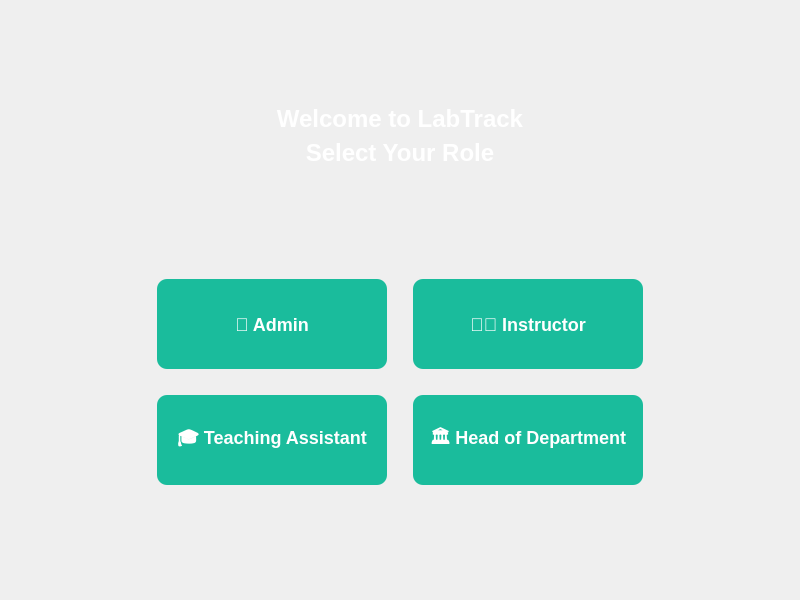
maziahhasan/LabTrack, file startpage.ui: the form before one commit.
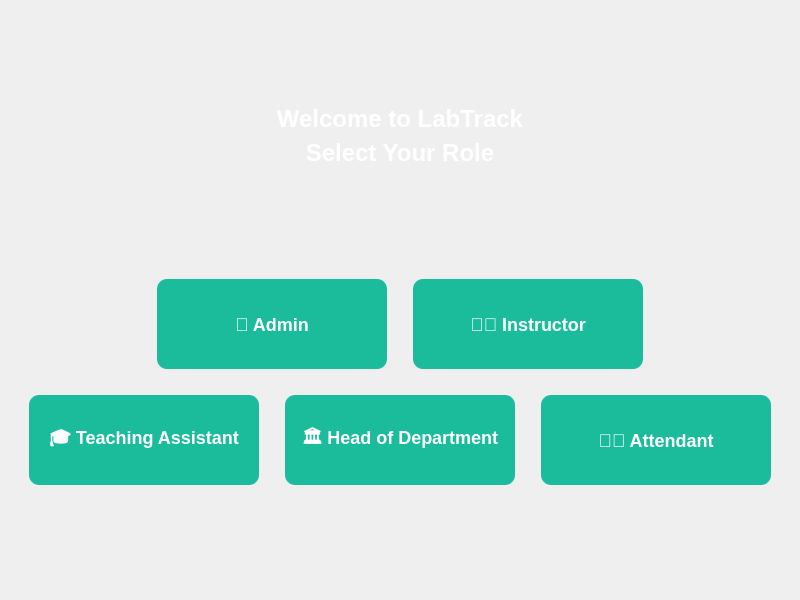
The form after the commit.

Commit message: Added attendant functionality

Patch:
```diff
--- a/startpage.ui
+++ b/startpage.ui
@@ -173,6 +173,13 @@
         </property>
        </widget>
       </item>
+      <item>
+       <widget class="QPushButton" name="btnAttendant">
+        <property name="text">
+         <string>🧑‍💼 Attendant</string>
+        </property>
+       </widget>
+      </item>
       <item>
        <spacer name="horizontalSpacer_4">
         <property name="orientation">
```
The commit also changes 253 other files.
